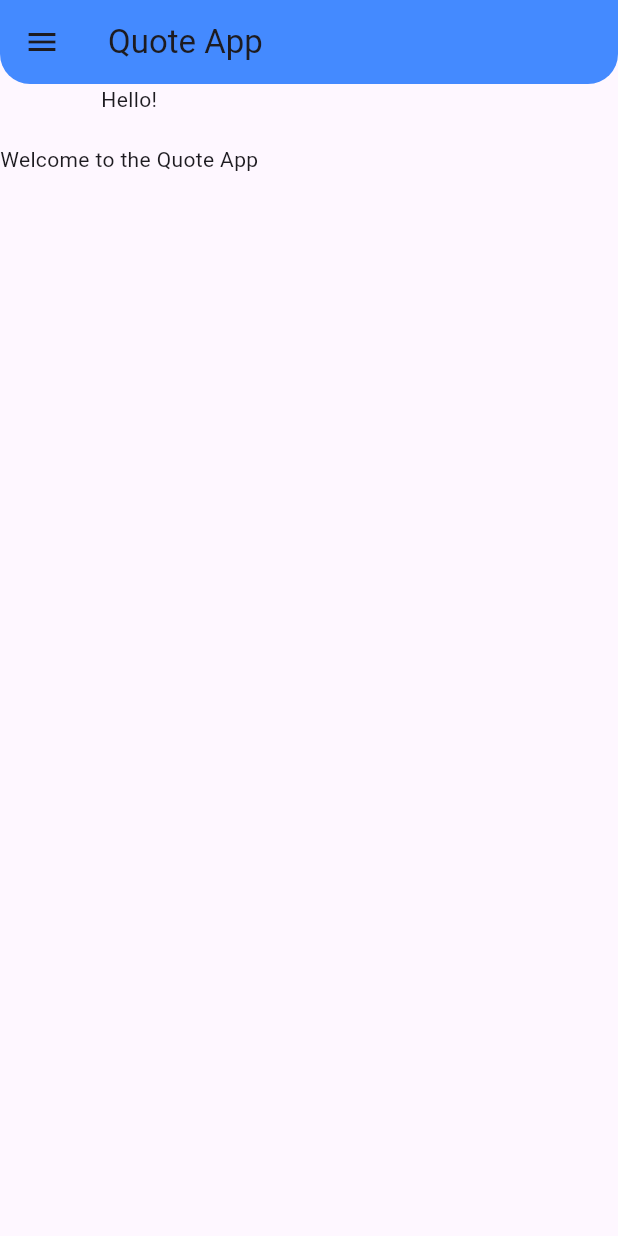
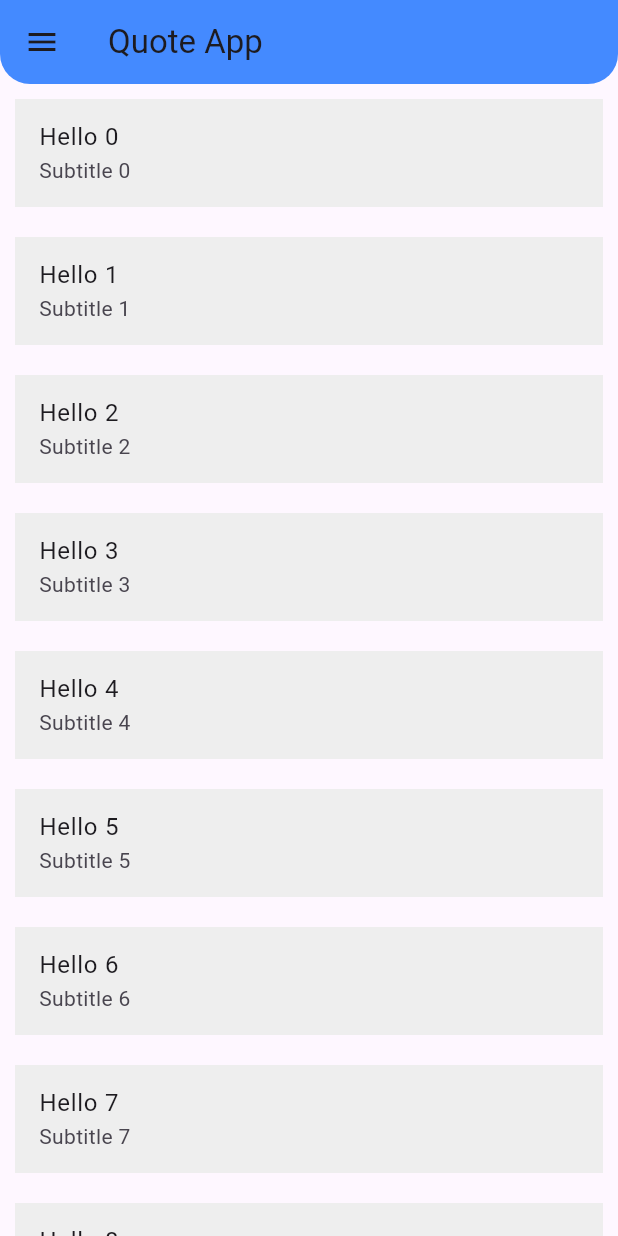
Before and after one commit to andrewsavio/flutter_application_1, a Flutter app: the screen it shows after launch, on a phone screen of 412 x 824 dp. Run offline on Flutter 3.47's test engine with Material 3 defaults, Android fonts, the phone set to English and light mode, and no system bars.

Commit message:
Second version

```diff
--- a/lib/main.dart
+++ b/lib/main.dart
@@ -5,6 +5,8 @@ void main() {
 }
 
 class App extends StatelessWidget {
+  get tileColor => null;
+
   @override
   Widget build(BuildContext context) {
     return MaterialApp(
@@ -22,12 +24,19 @@ class App extends StatelessWidget {
           leading: Icon(Icons.menu),
         ),
         drawer: Drawer(child: Center(child: Text("Drawer"))),
-        body: Column(
+        body: ListView(
           children: [
-            Text("Hello!"),
-            SizedBox(height: 20),
-            Text("Welcome to the Quote App"),
-            SizedBox(height: 20),
+            ...List.generate(
+              50,
+              (int index) => Padding(
+                padding: EdgeInsets.all(10),
+                child: ListTile(
+                  title: Text("Hello $index"),
+                  subtitle: Text("Subtitle $index"),
+                  tileColor: Colors.grey[200],
+                ),
+              ),
+            ),
           ],
         ),
       ),
```
